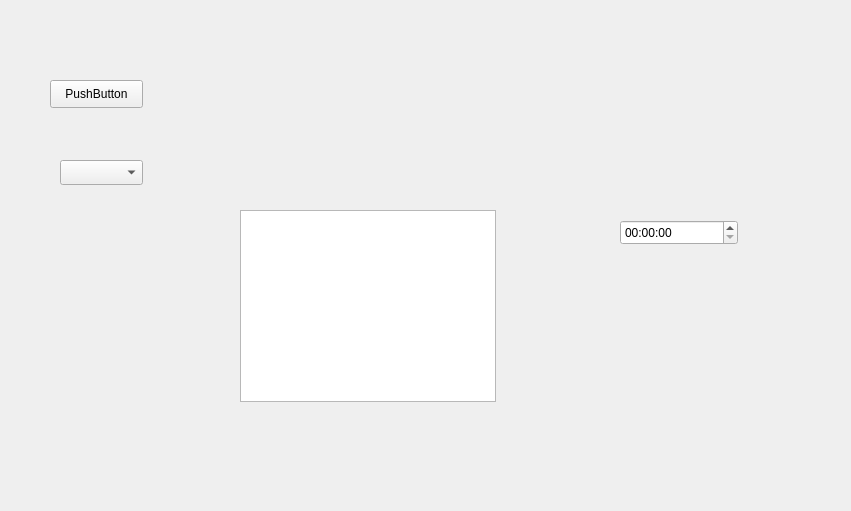
Old version of the form ui/mainwindow.ui in the repository Le1q/mqt.
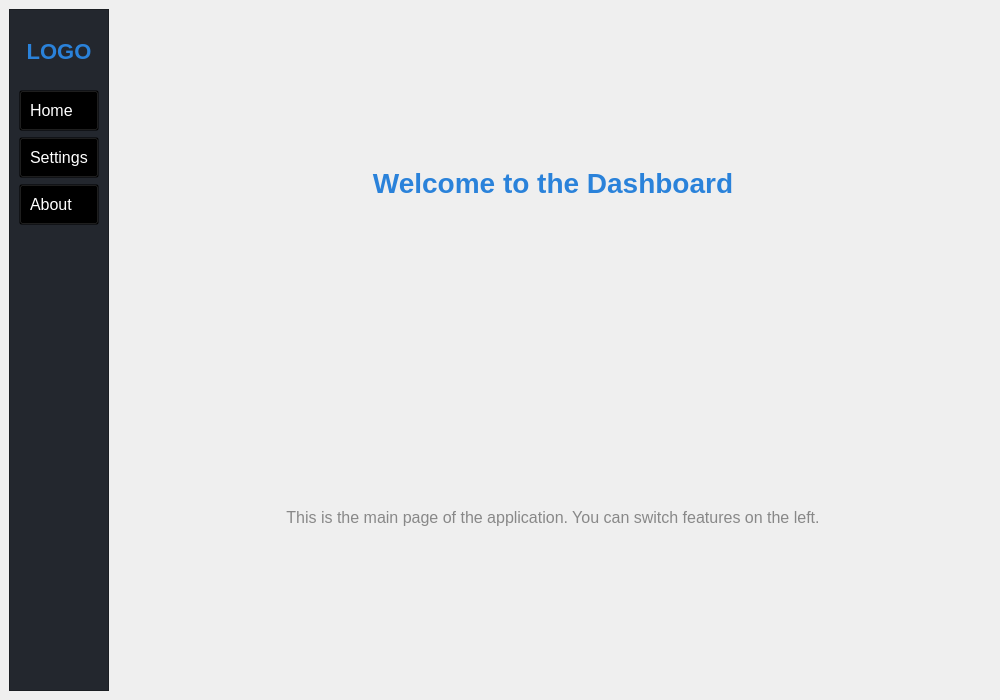
New version of the form.

Commit message: dark style

```diff
--- a/ui/mainwindow.ui
+++ b/ui/mainwindow.ui
@@ -6,57 +6,161 @@
    <rect>
     <x>0</x>
     <y>0</y>
-    <width>851</width>
-    <height>511</height>
+    <width>1000</width>
+    <height>700</height>
    </rect>
   </property>
   <property name="windowTitle">
    <string>Qt Split Libs Demo</string>
   </property>
   <widget class="QWidget" name="centralwidget">
-   <widget class="QPushButton" name="pushButton">
-    <property name="geometry">
-     <rect>
-      <x>50</x>
-      <y>80</y>
-      <width>93</width>
-      <height>28</height>
-     </rect>
-    </property>
-    <property name="text">
-     <string>PushButton</string>
-    </property>
-   </widget>
-   <widget class="QListView" name="listView">
-    <property name="geometry">
-     <rect>
-      <x>240</x>
-      <y>210</y>
-      <width>256</width>
-      <height>192</height>
-     </rect>
-    </property>
-   </widget>
-   <widget class="QComboBox" name="comboBox">
-    <property name="geometry">
-     <rect>
-      <x>60</x>
-      <y>160</y>
-      <width>83</width>
-      <height>25</height>
-     </rect>
-    </property>
-   </widget>
-   <widget class="QTimeEdit" name="timeEdit">
-    <property name="geometry">
-     <rect>
-      <x>620</x>
-      <y>220</y>
-      <width>118</width>
-      <height>25</height>
-     </rect>
-    </property>
-   </widget>
+   <layout class="QHBoxLayout" name="mainLayout">
+    <item>
+     <widget class="QFrame" name="sideBar">
+      <property name="minimumWidth">
+       <number>180</number>
+      </property>
+      <property name="maximumWidth">
+       <number>220</number>
+      </property>
+      <property name="frameShape">
+       <enum>QFrame::StyledPanel</enum>
+      </property>
+      <property name="styleSheet">
+       <string>background-color:#23272e;</string>
+      </property>
+      <layout class="QVBoxLayout" name="sideBarLayout">
+       <item>
+        <widget class="QLabel" name="logoLabel">
+         <property name="text">
+          <string>LOGO</string>
+         </property>
+         <property name="alignment">
+          <set>Qt::AlignCenter</set>
+         </property>
+         <property name="styleSheet">
+          <string>font-size:22px;font-weight:bold;color:#2a82da;margin:20px 0 20px 0;</string>
+         </property>
+        </widget>
+       </item>
+       <item>
+        <widget class="QPushButton" name="btnHome">
+         <property name="text">
+          <string>Home</string>
+         </property>
+         <property name="styleSheet">
+          <string>font-size:16px;padding:10px;color:white;background:transparent;text-align:left;</string>
+         </property>
+        </widget>
+       </item>
+       <item>
+        <widget class="QPushButton" name="btnSettings">
+         <property name="text">
+          <string>Settings</string>
+         </property>
+         <property name="styleSheet">
+          <string>font-size:16px;padding:10px;color:white;background:transparent;text-align:left;</string>
+         </property>
+        </widget>
+       </item>
+       <item>
+        <widget class="QPushButton" name="btnAbout">
+         <property name="text">
+          <string>About</string>
+         </property>
+         <property name="styleSheet">
+          <string>font-size:16px;padding:10px;color:white;background:transparent;text-align:left;</string>
+         </property>
+        </widget>
+       </item>
+       <item>
+        <spacer name="verticalSpacer">
+         <property name="orientation">
+          <enum>Qt::Vertical</enum>
+         </property>
+         <property name="sizeHint" stdset="0">
+          <size>
+           <width>20</width>
+           <height>40</height>
+          </size>
+         </property>
+        </spacer>
+       </item>
+      </layout>
+     </widget>
+    </item>
+    <item>
+     <widget class="QStackedWidget" name="mainStack">
+      <property name="minimumWidth">
+       <number>600</number>
+      </property>
+      <widget class="QWidget" name="pageHome">
+       <layout class="QVBoxLayout" name="verticalLayoutHome">
+        <item>
+         <widget class="QLabel" name="labelWelcome">
+          <property name="text">
+           <string>Welcome to the Dashboard</string>
+          </property>
+          <property name="alignment">
+           <set>Qt::AlignCenter</set>
+          </property>
+          <property name="styleSheet">
+           <string>font-size:28px;font-weight:bold;color:#2a82da;</string>
+          </property>
+         </widget>
+        </item>
+        <item>
+         <widget class="QLabel" name="labelDesc">
+          <property name="text">
+           <string>This is the main page of the application. You can switch features on the left.</string>
+          </property>
+          <property name="alignment">
+           <set>Qt::AlignCenter</set>
+          </property>
+          <property name="styleSheet">
+           <string>font-size:16px;color:#888;</string>
+          </property>
+         </widget>
+        </item>
+       </layout>
+      </widget>
+      <widget class="QWidget" name="pageSettings">
+       <layout class="QVBoxLayout" name="verticalLayoutSettings">
+        <item>
+         <widget class="QLabel" name="labelSettings">
+          <property name="text">
+           <string>Settings</string>
+          </property>
+          <property name="alignment">
+           <set>Qt::AlignCenter</set>
+          </property>
+          <property name="styleSheet">
+           <string>font-size:28px;font-weight:bold;color:#2a82da;</string>
+          </property>
+         </widget>
+        </item>
+       </layout>
+      </widget>
+      <widget class="QWidget" name="pageAbout">
+       <layout class="QVBoxLayout" name="verticalLayoutAbout">
+        <item>
+         <widget class="QLabel" name="labelAbout">
+          <property name="text">
+           <string>About</string>
+          </property>
+          <property name="alignment">
+           <set>Qt::AlignCenter</set>
+          </property>
+          <property name="styleSheet">
+           <string>font-size:28px;font-weight:bold;color:#2a82da;</string>
+          </property>
+         </widget>
+        </item>
+       </layout>
+      </widget>
+     </widget>
+    </item>
+   </layout>
   </widget>
  </widget>
  <resources/>
```
Left out of the diff: 2 changed lines with no effect on the pictures. The commit also changes 7 other files.
